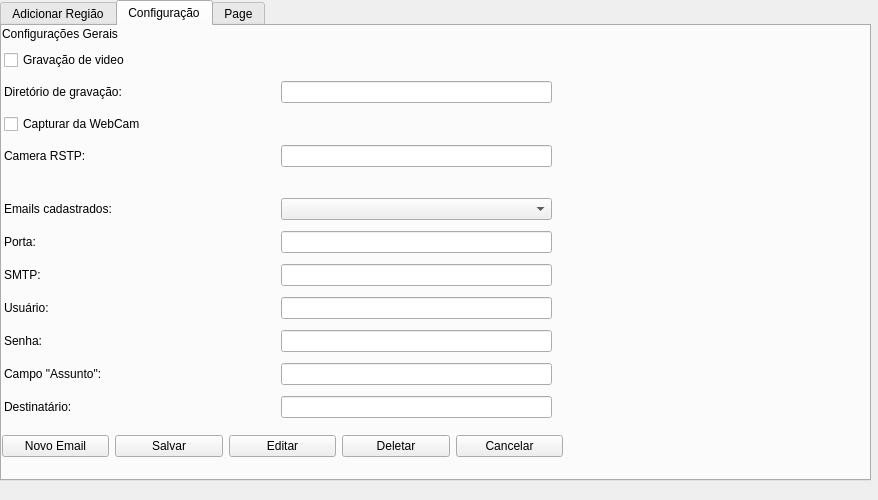
Before: the Qt Designer form mainForm.ui in noldorj/Personal-Home-Guard, drawn with Qt 5.
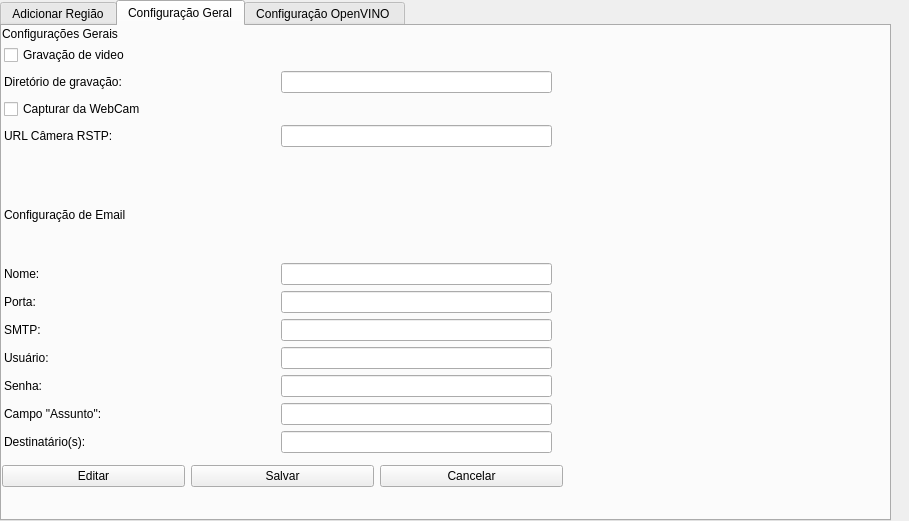
After: the same form once the commit is applied. The open tabs and pages were chosen to show the change.

Commit message: gui TabGeral e Email ok

```diff
--- a/mainForm.ui
+++ b/mainForm.ui
@@ -6,8 +6,8 @@
    <rect>
     <x>0</x>
     <y>0</y>
-    <width>878</width>
-    <height>500</height>
+    <width>909</width>
+    <height>521</height>
    </rect>
   </property>
   <property name="windowTitle">
@@ -18,8 +18,8 @@
     <rect>
      <x>0</x>
      <y>0</y>
-     <width>871</width>
-     <height>481</height>
+     <width>891</width>
+     <height>521</height>
     </rect>
    </property>
    <property name="currentIndex">
@@ -386,7 +386,7 @@
    </widget>
    <widget class="QWidget" name="tabConfigGeneral">
     <attribute name="title">
-     <string>Configuração</string>
+     <string>Configuração Geral</string>
     </attribute>
     <widget class="QWidget" name="gridLayoutWidget">
      <property name="geometry">
@@ -394,11 +394,18 @@
        <x>2</x>
        <y>19</y>
        <width>561</width>
-       <height>382</height>
+       <height>408</height>
       </rect>
      </property>
      <layout class="QGridLayout" name="gridLayout">
-      <item row="6" column="0">
+      <item row="12" column="1">
+       <widget class="QLineEdit" name="txtEmailTo">
+        <property name="toolTip">
+         <string>&lt;html&gt;&lt;head/&gt;&lt;body&gt;&lt;p&gt;Utilizar vírgula para separar vários destinatários&lt;/p&gt;&lt;/body&gt;&lt;/html&gt;</string>
+        </property>
+       </widget>
+      </item>
+      <item row="7" column="0">
        <widget class="QLabel" name="label_16">
         <property name="text">
          <string>Porta:</string>
@@ -408,19 +415,19 @@
       <item row="5" column="0">
        <widget class="QLabel" name="label_15">
         <property name="text">
-         <string>Emails cadastrados:</string>
+         <string>Configuração de Email</string>
         </property>
        </widget>
       </item>
       <item row="3" column="0">
        <widget class="QLabel" name="label_14">
         <property name="text">
-         <string>Camera RSTP:</string>
+         <string>URL Câmera RSTP:</string>
         </property>
        </widget>
       </item>
-      <item row="10" column="1">
-       <widget class="QLineEdit" name="lineEdit_7"/>
+      <item row="11" column="1">
+       <widget class="QLineEdit" name="txtEmailSubject"/>
       </item>
       <item row="1" column="0">
        <widget class="QLabel" name="label_13">
@@ -429,6 +436,9 @@
         </property>
        </widget>
       </item>
+      <item row="3" column="1">
+       <widget class="QLineEdit" name="txtUrlRstp"/>
+      </item>
       <item row="0" column="0">
        <widget class="QCheckBox" name="checkBox">
         <property name="text">
@@ -436,44 +446,38 @@
         </property>
        </widget>
       </item>
-      <item row="5" column="1">
-       <widget class="QComboBox" name="comboBox"/>
+      <item row="1" column="1">
+       <widget class="QLineEdit" name="txtDirRecording"/>
       </item>
-      <item row="3" column="1">
-       <widget class="QLineEdit" name="lineEdit_2"/>
-      </item>
-      <item row="11" column="1">
-       <widget class="QLineEdit" name="lineEdit_8"/>
-      </item>
-      <item row="6" column="4">
+      <item row="7" column="4">
        <widget class="QLabel" name="label_10">
         <property name="text">
          <string/>
         </property>
        </widget>
       </item>
-      <item row="7" column="0">
+      <item row="8" column="0">
        <widget class="QLabel" name="label_17">
         <property name="text">
          <string>SMTP:</string>
         </property>
        </widget>
       </item>
-      <item row="1" column="1">
-       <widget class="QLineEdit" name="lineEdit"/>
+      <item row="8" column="1">
+       <widget class="QLineEdit" name="txtEmailSmtp"/>
       </item>
-      <item row="9" column="0">
+      <item row="10" column="0">
        <widget class="QLabel" name="label_19">
         <property name="text">
          <string>Senha:</string>
         </property>
        </widget>
       </item>
+      <item row="9" column="1">
+       <widget class="QLineEdit" name="txtEmailUser"/>
+      </item>
       <item row="7" column="1">
-       <widget class="QLineEdit" name="lineEdit_4"/>
-      </item>
-      <item row="8" column="1">
-       <widget class="QLineEdit" name="lineEdit_5"/>
+       <widget class="QLineEdit" name="txtEmailPort"/>
       </item>
       <item row="2" column="0">
        <widget class="QCheckBox" name="checkBox_2">
@@ -482,25 +486,22 @@
         </property>
        </widget>
       </item>
-      <item row="6" column="1">
-       <widget class="QLineEdit" name="lineEdit_3"/>
-      </item>
-      <item row="10" column="0">
+      <item row="11" column="0">
        <widget class="QLabel" name="label_20">
         <property name="text">
          <string>Campo &quot;Assunto&quot;:</string>
         </property>
        </widget>
       </item>
-      <item row="11" column="0">
+      <item row="12" column="0">
        <widget class="QLabel" name="label_21">
         <property name="text">
-         <string>Destinatário:</string>
+         <string>Destinatário(s):</string>
         </property>
        </widget>
       </item>
-      <item row="9" column="1">
-       <widget class="QLineEdit" name="lineEdit_6">
+      <item row="10" column="1">
+       <widget class="QLineEdit" name="txtEmailPassword">
         <property name="inputMethodHints">
          <set>Qt::ImhHiddenText|Qt::ImhNoAutoUppercase|Qt::ImhNoPredictiveText|Qt::ImhSensitiveData</set>
         </property>
@@ -509,7 +510,7 @@
         </property>
        </widget>
       </item>
-      <item row="8" column="0">
+      <item row="9" column="0">
        <widget class="QLabel" name="label_18">
         <property name="text">
          <string>Usuário:</string>
@@ -542,6 +543,16 @@
         </property>
        </spacer>
       </item>
+      <item row="6" column="0">
+       <widget class="QLabel" name="label_29">
+        <property name="text">
+         <string>Nome:</string>
+        </property>
+       </widget>
+      </item>
+      <item row="6" column="1">
+       <widget class="QLineEdit" name="txtEmailName"/>
+      </item>
      </layout>
     </widget>
     <widget class="QLabel" name="label_12">
@@ -561,28 +572,14 @@
      <property name="geometry">
       <rect>
        <x>0</x>
-       <y>400</y>
+       <y>430</y>
        <width>561</width>
        <height>41</height>
       </rect>
      </property>
      <layout class="QHBoxLayout" name="horizontalLayout_5">
       <item>
-       <widget class="QPushButton" name="pushButton">
-        <property name="text">
-         <string>Novo Email</string>
-        </property>
-       </widget>
-      </item>
-      <item>
-       <widget class="QPushButton" name="pushButton_2">
-        <property name="text">
-         <string>Salvar</string>
-        </property>
-       </widget>
-      </item>
-      <item>
-       <widget class="QPushButton" name="pushButton_3">
+       <widget class="QPushButton" name="btnEditEmail">
         <property name="text">
          <string>Editar</string>
         </property>
@@ -591,7 +588,7 @@
       <item>
        <widget class="QPushButton" name="pushButton_4">
         <property name="text">
-         <string>Deletar</string>
+         <string>Salvar</string>
         </property>
        </widget>
       </item>
@@ -607,7 +604,7 @@
    </widget>
    <widget class="QWidget" name="tabConfigDetection">
     <attribute name="title">
-     <string>Page</string>
+     <string>Configuração OpenVINO </string>
     </attribute>
     <widget class="QWidget" name="gridLayoutWidget_2">
      <property name="geometry">
```
Left out of the diff: 125 changed lines with no effect on the pictures. The commit also changes 3 other files.
